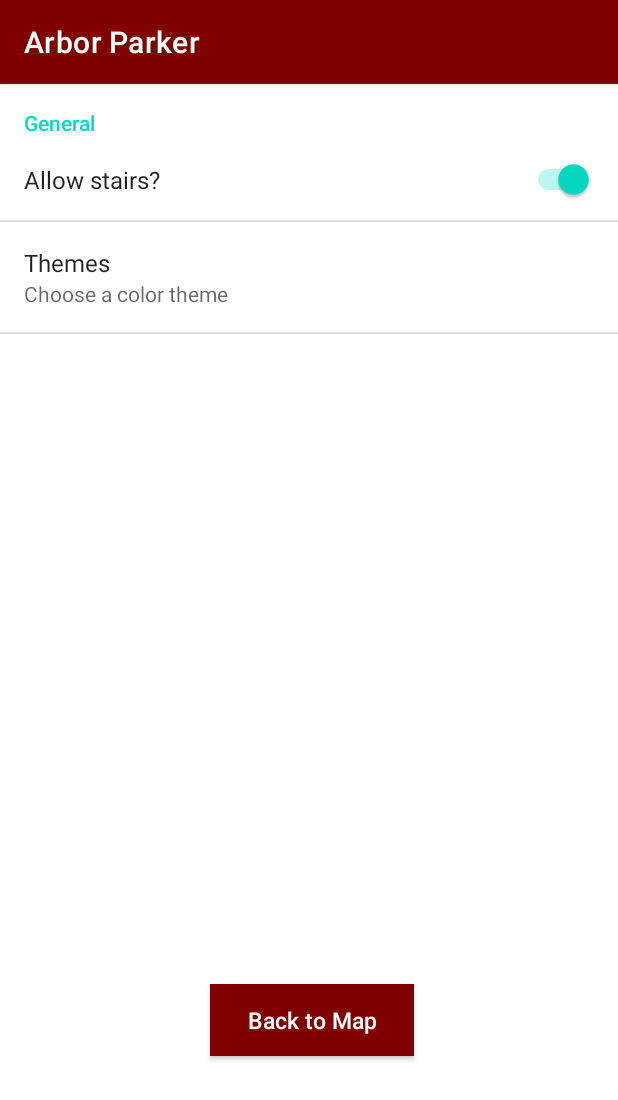
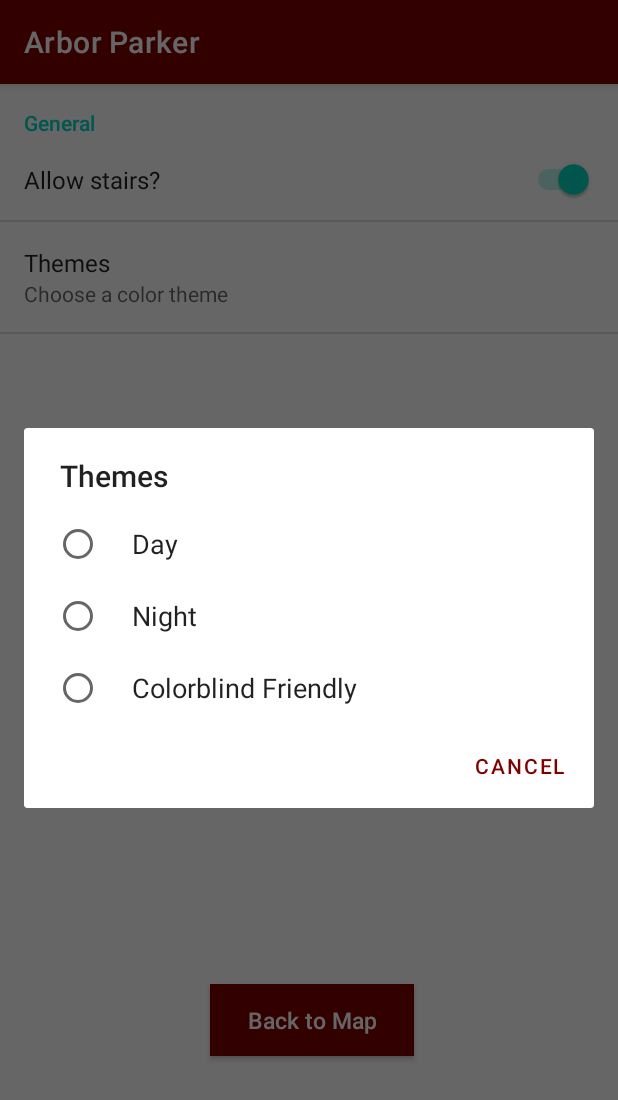
Before and after one commit to juliaWoelmer/projectPark, an Android app: the fragment SettingsFragment placed in its activity, after a tap on "Themes", on a phone screen of 412 x 824 dp. Shown: the top 1100 px of the screen. Run offline under Robolectric (Android 15) with nearby library versions, the phone set to English and light mode, and no system bars; 2 other taps on this screen came first.

Commit message:
Themes setting works

```diff
--- a/app/src/main/res/xml/preferences_rules.xml
+++ b/app/src/main/res/xml/preferences_rules.xml
@@ -12,6 +12,7 @@
             android:defaultValue="1"
             android:dialogTitle="@string/themes"
             android:entries="@array/pref_themes"
+            android:entryValues="@array/pref_themes"
             android:summary="Choose a color theme"
             android:title="Themes" />
 
```
